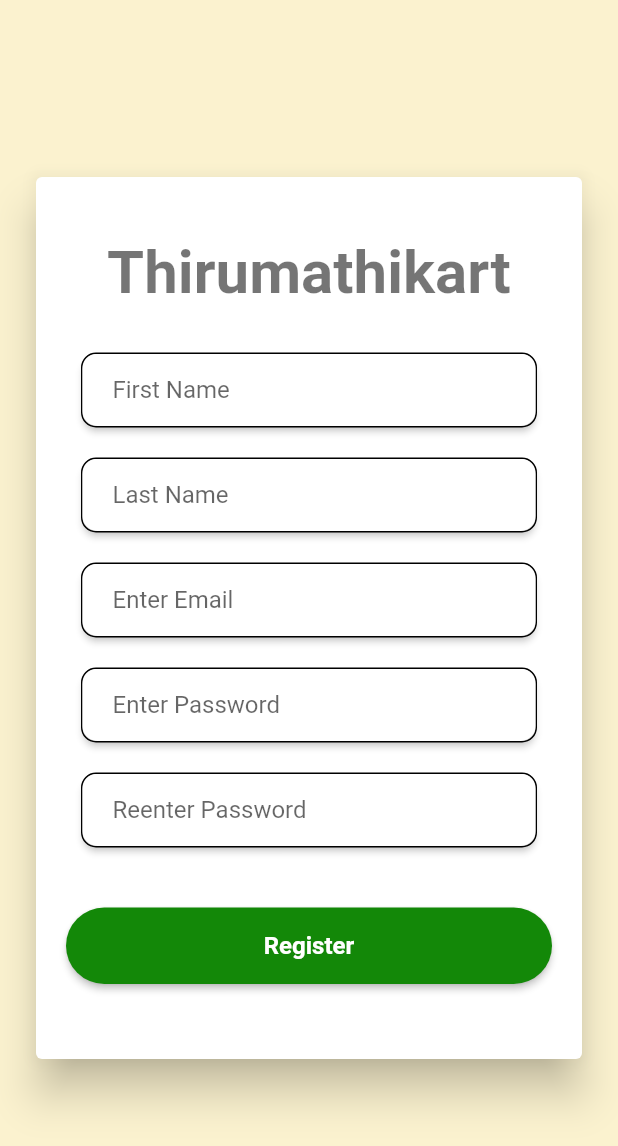
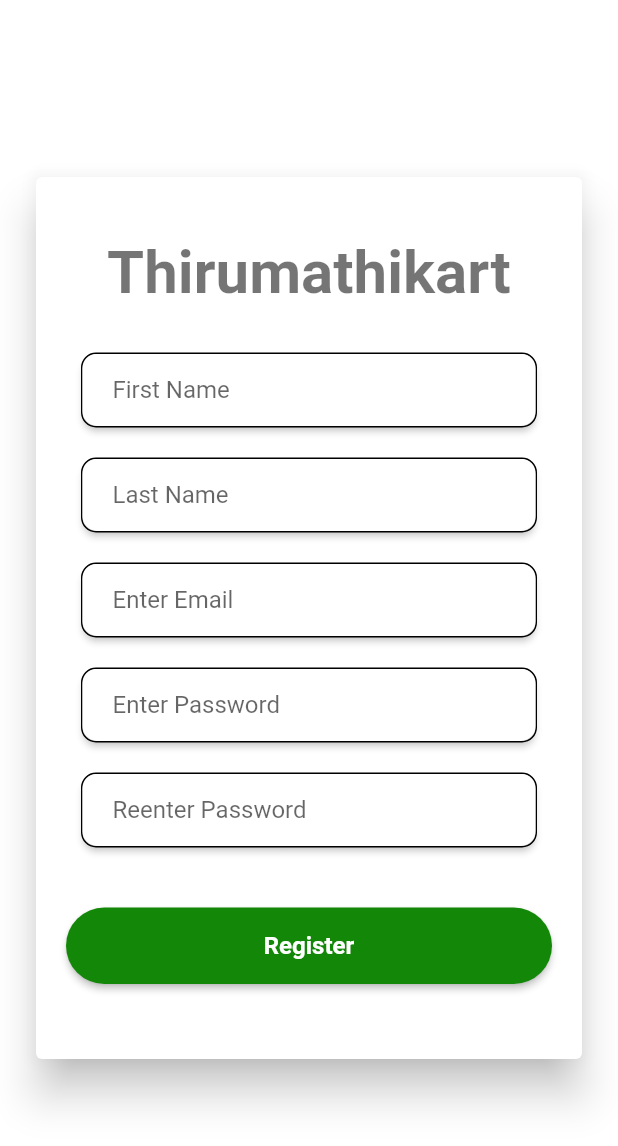
Before and after one commit to Thirumathikart/thirumathikart-client, a Flutter app: the screen it shows after launch, after a tap on "Register Now", on a phone screen of 412 x 824 dp. Shown: the top 1146 px of the screen. Run offline on Flutter 3.47's test engine with Material 2 defaults, Android fonts, the phone set to English and light mode, and no system bars; our stand-ins replace cached_network_image, carousel_slider, font_awesome_flutter, get, get_storage, google_fonts and 1 more; Roboto replaces fonts that are missing (Avenir, Brawler).

Commit message:
fix: minor UI fixes

```diff
--- a/lib/views/login.dart
+++ b/lib/views/login.dart
@@ -64,7 +64,7 @@ class LoginPage extends GetView<AuthController> {
                                         child: Center(
                                           child: TextFormField(
                                             decoration: const InputDecoration(
-                                              hintText: 'Enter Number',
+                                              hintText: 'Enter mail-id',
                                               border: InputBorder.none,
                                               contentPadding: EdgeInsets.only(
                                                   left: 20.0, right: 20),
--- a/lib/views/register_safe.dart
+++ b/lib/views/register_safe.dart
@@ -18,7 +18,7 @@ class RegisterSafePage extends GetView<AuthController> {
             child: Container(
               padding: const EdgeInsets.all(20),
               decoration: const BoxDecoration(
-                color: Color.fromRGBO(251, 242, 207, 1),
+                color: Colors.white,
               ),
               child: Center(
                 child: Card(
```
Also changed, not shown: lib/views/main_page.dart (+1 -6 lines).
